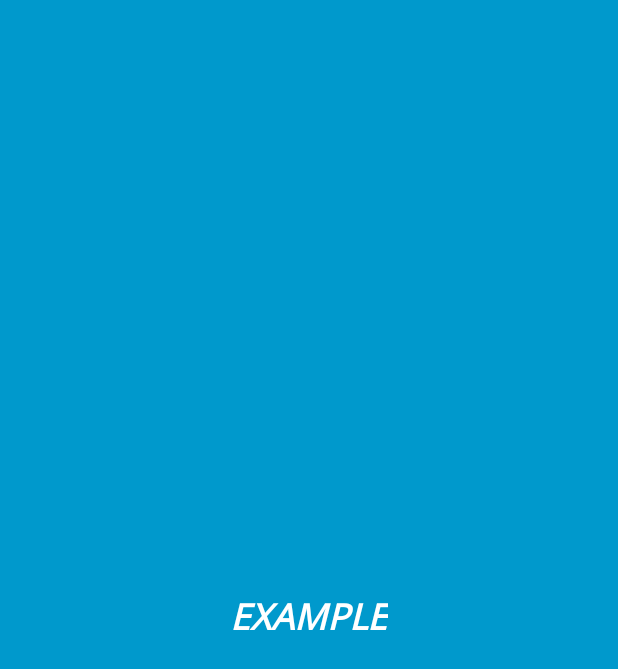
After one commit to felipejoglar/lyricly, an Android app: the layout favorite_songs_widget.xml on its own in the app's theme, with its tools: preview values and no code run, on a phone screen of 412 x 824 dp. The commit adds this screen. Shown: the top 669 px of the screen. Run offline under Robolectric (Android 15) with nearby library versions, the phone set to English and light mode, and no system bars.

Commit message:
feat: Add default app widget

```diff
--- /dev/null
+++ b/app/src/main/res/layout/favorite_songs_widget.xml
@@ -0,0 +1,37 @@
+<!--
+  ~ Copyright 2018 Felipe Joglar Santos
+  ~
+  ~ Licensed under the Apache License, Version 2.0 (the "License");
+  ~ you may not use this file except in compliance with the License.
+  ~ You may obtain a copy of the License at
+  ~
+  ~      http://www.apache.org/licenses/LICENSE-2.0
+  ~
+  ~ Unless required by applicable law or agreed to in writing, software
+  ~ distributed under the License is distributed on an "AS IS" BASIS,
+  ~ WITHOUT WARRANTIES OR CONDITIONS OF ANY KIND, either express or implied.
+  ~ See the License for the specific language governing permissions and
+  ~ limitations under the License.
+  -->
+
+<RelativeLayout xmlns:android="http://schemas.android.com/apk/res/android"
+    android:layout_width="match_parent"
+    android:layout_height="match_parent"
+    android:background="#09C"
+    android:padding="@dimen/widget_margin">
+
+    <TextView
+        android:id="@+id/appwidget_text"
+        android:layout_width="wrap_content"
+        android:layout_height="wrap_content"
+        android:layout_centerHorizontal="true"
+        android:layout_centerVertical="true"
+        android:layout_margin="8dp"
+        android:background="#09C"
+        android:contentDescription="@string/appwidget_text"
+        android:text="@string/appwidget_text"
+        android:textColor="#ffffff"
+        android:textSize="24sp"
+        android:textStyle="bold|italic" />
+
+</RelativeLayout>
--- a/app/src/main/res/values/strings.xml
+++ b/app/src/main/res/values/strings.xml
@@ -31,4 +31,8 @@
     <string name="song_error_message">Cannot load this song</string>
     <string name="song_favorite_deleted">Song removed from favorites</string>
 
+    <!-- WIDGET -->
+    <string name="appwidget_text">EXAMPLE</string>
+    <string name="add_widget">Add widget</string>
+
 </resources>
```
Also changed, not shown: app/src/main/AndroidManifest.xml (+14 -3 lines), app/src/main/java/com/fjoglar/lyricly/widget/FavoriteSongsWidget.java (added, +46 -0 lines), app/src/main/res/values-v14/dimens.xml (added, +26 -0 lines), app/src/main/res/values/dimens.xml (added, +26 -0 lines), app/src/main/res/xml/favorite_songs_widget_info.xml (added, +26 -0 lines), app/src/main/res/drawable-nodpi/example_appwidget_preview.png (added).
